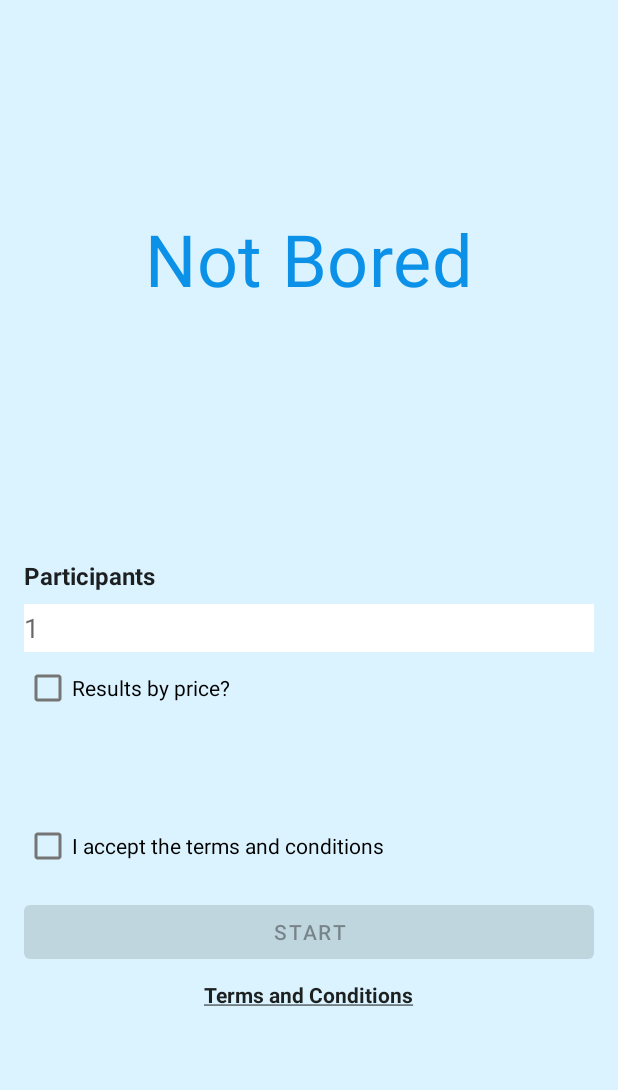
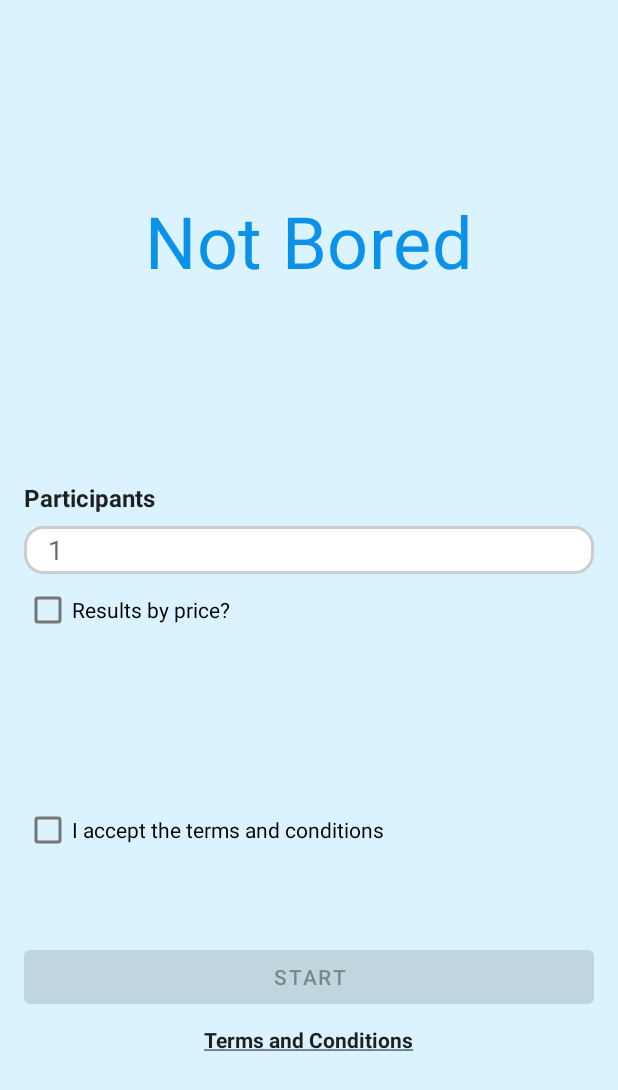
Before and after one commit to ivanxgb/NotBoredAlkemy, an Android app: the screen it shows after launch (HomeActivity), on a phone screen of 412 x 824 dp. Shown: the top 1090 px of the screen. Run offline under Robolectric (Android 15) with nearby library versions, the phone set to English and light mode, and no system bars.

Commit message:
App finished

```diff
--- a/app/src/main/java/com/example/notboredalkemy/data/repository/boring/BoringRepository.kt
+++ b/app/src/main/java/com/example/notboredalkemy/data/repository/boring/BoringRepository.kt
@@ -7,5 +7,5 @@ interface BoringRepository {
     suspend fun getActivityType(type: String, participants: Int): Result<Any>
     suspend fun getActivityByPriceRange(type: String, participants: Int, minPrice: Double, maxPrice: Double ): Result<Any>
     suspend fun getRandomActivity(): Result<Any>
-    suspend fun getRandomActivityService(): Result<Any>
+    suspend fun getRandomActivityPrice(minPrice: Double, maxPrice: Double): Result<Any>
 }
--- a/app/src/main/java/com/example/notboredalkemy/data/repository/boring/BoringRepositoryImpl.kt
+++ b/app/src/main/java/com/example/notboredalkemy/data/repository/boring/BoringRepositoryImpl.kt
@@ -56,12 +56,14 @@ class BoringRepositoryImpl(
             cancellableContinuation.resume(Result.success(preferencesHelper.getCategory()), null)
     }
 
-    override suspend fun getRandomActivityService(): Result<Any> =
+
+    override suspend fun getRandomActivityPrice(minPrice: Double, maxPrice: Double): Result<Any> =
         suspendCancellableCoroutine { cancellableContinuation ->
-            val call: Call<Response> = apiService.getRandomActivity()
+            val call: Call<Response> = apiService.getRandomByPriceRange(minPrice, maxPrice)
             call.enqueue(object : Callback<Response> {
                 override fun onResponse(call: Call<Response>, response: retrofit2.Response<Response>, ) {
                     if (response.isSuccessful) {
+                        response.body()?.let { preferencesHelper.saveCategory(it) }
                         cancellableContinuation.resume(Result.success(response.body()), null)
                     } else {
                         cancellableContinuation.resume(Result.error(response.errorBody()), null)
--- a/app/src/main/java/com/example/notboredalkemy/data/repository/category/CategoryRepositoryImpl.kt
+++ b/app/src/main/java/com/example/notboredalkemy/data/repository/category/CategoryRepositoryImpl.kt
@@ -59,5 +59,4 @@ class CategoryRepositoryImpl(
                 }
             })
         }
-
 }
--- a/app/src/main/res/drawable/ic_baseline_attach_money_24.xml
+++ b/app/src/main/res/drawable/ic_baseline_attach_money_24.xml
@@ -3,7 +3,7 @@
     android:height="24dp"
     android:viewportWidth="24"
     android:viewportHeight="24"
-    android:tint="?attr/colorControlNormal">
+    android:tint="@color/black">
     <path
         android:fillColor="@android:color/white"
         android:pathData="M11.8,10.9c-2.27,-0.59 -3,-1.2 -3,-2.15 0,-1.09 1.01,-1.85 2.7,-1.85 1.78,0 2.44,0.85 2.5,2.1h2.21c-0.07,-1.72 -1.12,-3.3 -3.21,-3.81V3h-3v2.16c-1.94,0.42 -3.5,1.68 -3.5,3.61 0,2.31 1.91,3.46 4.7,4.13 2.5,0.6 3,1.48 3,2.41 0,0.69 -0.49,1.79 -2.7,1.79 -2.06,0 -2.87,-0.92 -2.98,-2.1h-2.2c0.12,2.19 1.76,3.42 3.68,3.83V21h3v-2.15c1.95,-0.37 3.5,-1.5 3.5,-3.55 0,-2.84 -2.43,-3.81 -4.7,-4.4z"/>
--- a/app/src/main/res/drawable/ic_baseline_category_24.xml
+++ b/app/src/main/res/drawable/ic_baseline_category_24.xml
@@ -3,7 +3,7 @@
     android:height="24dp"
     android:viewportWidth="24"
     android:viewportHeight="24"
-    android:tint="?attr/colorControlNormal">
+    android:tint="@color/black">
     <path
         android:fillColor="@android:color/white"
         android:pathData="M12,2l-5.5,9h11z"/>
--- a/app/src/main/res/drawable/ic_baseline_person_24.xml
+++ b/app/src/main/res/drawable/ic_baseline_person_24.xml
@@ -3,7 +3,7 @@
     android:height="24dp"
     android:viewportWidth="24"
     android:viewportHeight="24"
-    android:tint="?attr/colorControlNormal">
+    android:tint="@color/black">
     <path
         android:fillColor="@android:color/white"
         android:pathData="M12,12c2.21,0 4,-1.79 4,-4s-1.79,-4 -4,-4 -4,1.79 -4,4 1.79,4 4,4zM12,14c-2.67,0 -8,1.34 -8,4v2h16v-2c0,-2.66 -5.33,-4 -8,-4z"/>
--- a/app/src/main/res/layout/activity_home.xml
+++ b/app/src/main/res/layout/activity_home.xml
@@ -5,7 +5,7 @@
     android:layout_width="match_parent"
     android:layout_height="match_parent"
     android:background="@color/background"
-    android:padding="@dimen/marginM"
+    android:paddingHorizontal="@dimen/marginM"
     tools:context=".ui.home.HomeActivity">
 
     <TextView
@@ -13,7 +13,7 @@
         style="@style/MaterialAlertDialog.MaterialComponents.Title.Text"
         android:layout_width="wrap_content"
         android:layout_height="wrap_content"
-        android:layout_marginTop="124dp"
+        android:layout_marginTop="@dimen/marginXXL"
         android:text="@string/appTitle"
         android:textColor="#0c91e8"
         android:textSize="48sp"
@@ -26,7 +26,7 @@
         style="@style/TextAppearance.AppCompat.Light.SearchResult.Subtitle"
         android:layout_width="wrap_content"
         android:layout_height="wrap_content"
-        android:layout_marginTop="168dp"
+        android:layout_marginTop="@dimen/marginXXL"
         android:text="@string/participants"
         android:textStyle="bold"
         app:layout_constraintStart_toStartOf="parent"
@@ -36,17 +36,17 @@
         android:id="@+id/etParticipants"
         style="@style/Widget.AppCompat.EditText"
         android:layout_width="match_parent"
-        android:layout_height="32dp"
-        android:layout_marginTop="8dp"
-        android:background="#fff"
+        android:layout_height="@dimen/marginL"
+        android:layout_marginTop="@dimen/marginS"
+        android:background="@drawable/rounded_corner_et"
         android:digits="0123456789"
         android:ems="10"
         android:hint="@string/hintET"
+        android:importantForAutofill="no"
         android:inputType="number"
-        app:layout_constraintEnd_toEndOf="parent"
+        android:paddingHorizontal="@dimen/marginM"
         app:layout_constraintStart_toStartOf="parent"
-        app:layout_constraintTop_toBottomOf="@id/tvParticipants"
-        android:importantForAutofill="no" />
+        app:layout_constraintTop_toBottomOf="@id/tvParticipants" />
 
     <CheckBox
         android:id="@+id/chPrice"
@@ -64,37 +64,11 @@
         android:valueFrom="0.0"
         android:valueTo="1.0"
         android:visibility="invisible"
-        app:values="@array/initial_slider_values"
         app:layout_constraintEnd_toEndOf="parent"
-        app:layout_constraintHorizontal_bias="1.0"
         app:layout_constraintStart_toStartOf="parent"
         app:layout_constraintTop_toBottomOf="@id/chPrice"
+        app:values="@array/initial_slider_values"
         tools:visibility="visible" />
-
-    <Button
-        android:id="@+id/btnStart"
-        android:layout_width="match_parent"
-        android:layout_height="wrap_content"
-        android:text="@string/btnStart"
-        app:layout_constraintBottom_toBottomOf="parent"
-        app:layout_constraintEnd_toEndOf="parent"
-        app:layout_constraintStart_toStartOf="parent"
-        app:layout_constraintTop_toBottomOf="@id/etParticipants"
-        />
-
-    <TextView
-        android:id="@+id/tvTerms"
-        style="@style/TextAppearance.AppCompat.Body1"
-        android:layout_width="wrap_content"
-        android:layout_height="wrap_content"
-        android:layout_marginTop="8dp"
-        android:text="@string/terms_and_conditions"
-        android:textStyle="bold"
-        app:layout_constraintBottom_toBottomOf="parent"
-        app:layout_constraintEnd_toEndOf="parent"
-        app:layout_constraintStart_toStartOf="parent"
-        app:layout_constraintTop_toBottomOf="@id/btnStart"
-        app:layout_constraintVertical_bias="0.0" />
 
     <CheckBox
         android:id="@+id/checkBox"
@@ -105,8 +79,28 @@
         app:layout_constraintEnd_toEndOf="parent"
         app:layout_constraintHorizontal_bias="0.0"
         app:layout_constraintStart_toStartOf="parent"
-        app:layout_constraintTop_toBottomOf="@+id/slider"
-        tools:ignore="MissingConstraints" />
+        app:layout_constraintTop_toBottomOf="@+id/slider" />
 
+    <Button
+        android:id="@+id/btnStart"
+        android:layout_width="match_parent"
+        android:layout_height="wrap_content"
+        android:text="@string/btnStart"
+        app:layout_constraintBottom_toBottomOf="parent"
+        app:layout_constraintEnd_toEndOf="parent"
+        app:layout_constraintStart_toStartOf="parent"
+        app:layout_constraintTop_toBottomOf="@id/slider" />
+
+    <TextView
+        android:id="@+id/tvTerms"
+        style="@style/TextAppearance.AppCompat.Body1"
+        android:layout_width="wrap_content"
+        android:layout_height="wrap_content"
+        android:layout_marginTop="@dimen/marginS"
+        android:text="@string/terms_and_conditions"
+        android:textStyle="bold"
+        app:layout_constraintEnd_toEndOf="parent"
+        app:layout_constraintStart_toStartOf="parent"
+        app:layout_constraintTop_toBottomOf="@id/btnStart" />
 
 </androidx.constraintlayout.widget.ConstraintLayout>
```
Also changed, not shown: app/src/main/java/com/example/notboredalkemy/ui/boring/NotBoringActivity.kt (+7 -3 lines), app/src/main/java/com/example/notboredalkemy/ui/boring/NotBoringViewModel.kt (+7 -6 lines), app/src/main/res/layout/activity_not_boring.xml (+35 -45 lines), app/src/main/res/layout/activity_terms.xml (+23 -22 lines), app/src/main/res/layout/category_item.xml (+11 -13 lines).
